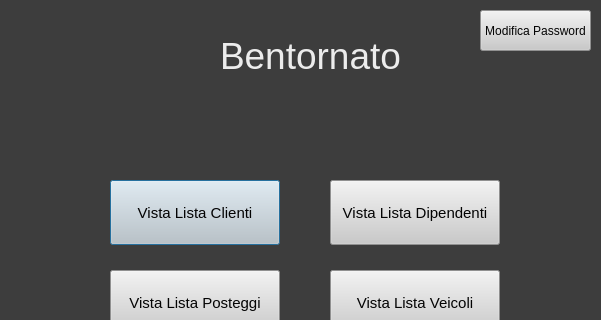
The window that home/views/VistaAmministratore.ui (riccardomalpiedi/parcheggio) describes before a commit, drawn with Qt 5; both pictures show x 0 to 601 and y 0 to 320 of the 601 by 499 pixel window.
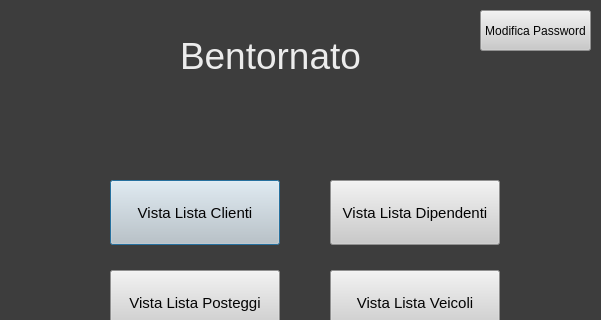
The same window after the commit.

What changed in the file:
```diff
--- a/home/views/VistaAmministratore.ui
+++ b/home/views/VistaAmministratore.ui
@@ -139,9 +139,9 @@
   <widget class="QLabel" name="label_titolo">
    <property name="geometry">
     <rect>
-     <x>220</x>
+     <x>180</x>
      <y>30</y>
-     <width>181</width>
+     <width>241</width>
      <height>51</height>
     </rect>
    </property>
```
